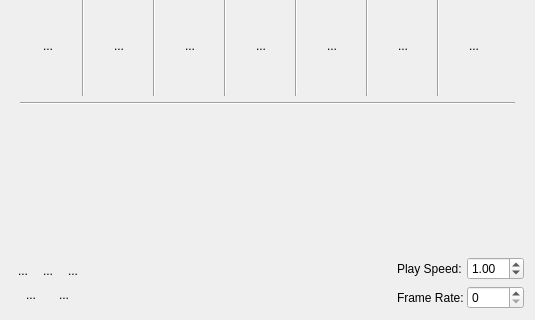
Above: krita/plugins/extensions/dockers/animation/wdg_animation.ui from KDE/krita before the change; both pictures show x 0 to 535 and y 315 to 635 of the 535 by 635 pixel window. Below: the same form after it.
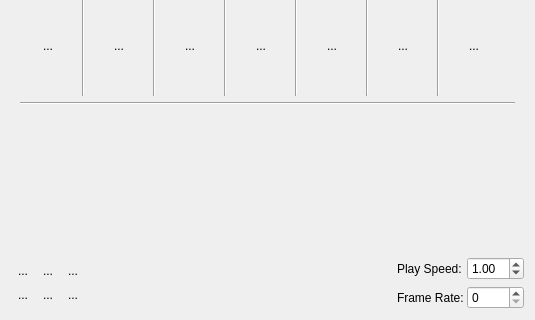
That is the form after the change.

Commit message:
Implemented a "Drop Frames" mode for Krita and made it default option
Now you can switch on the "Drop Frames" mode in the Animation Docker
to ensure your animation is playing with the requested frame rate,
even when the GPU cannot handle this amount of data to be shown.

TODO: we still need an icon for this feature! Atm it uses "Auto Frame" icon!

BUG:356245
CC:kimageshop@kde.org

The edit to the form file:
```diff
--- a/krita/plugins/extensions/dockers/animation/wdg_animation.ui
+++ b/krita/plugins/extensions/dockers/animation/wdg_animation.ui
@@ -442,6 +442,16 @@
            </property>
           </widget>
          </item>
+         <item>
+          <widget class="QToolButton" name="btnDropFrames">
+           <property name="text">
+            <string>...</string>
+           </property>
+           <property name="autoRaise">
+            <bool>true</bool>
+           </property>
+          </widget>
+         </item>
         </layout>
        </item>
       </layout>
```
The commit also changes 10 other files.
